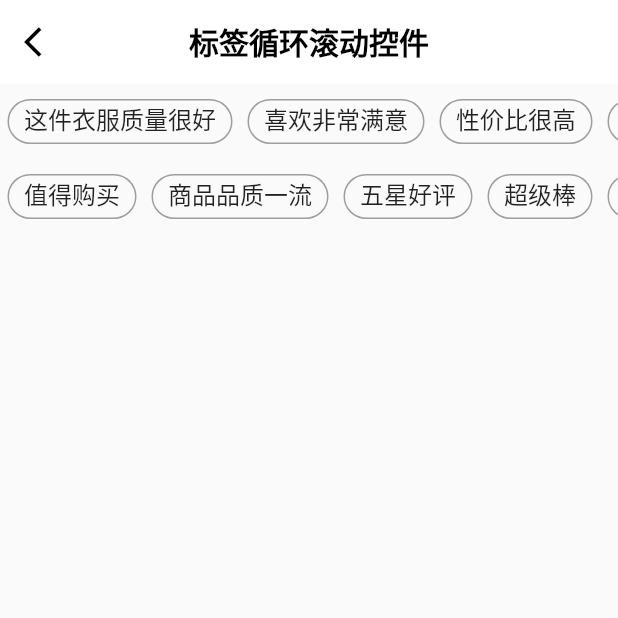
After one commit to yixiaolunhui/flutter_xy, a Flutter app: the LoopScrollPage screen opened directly, on a phone screen of 412 x 824 dp, the top half of it. The commit adds this screen. Run offline on Flutter 3.47's test engine with Material 2 defaults, Android fonts, the phone set to English and light mode, and no system bars; our stand-ins replace built_collection, flutter_screenutil, logger.

Commit message:
*新增标签循环滚动控件

```diff
--- a/lib/config/xy_data_config.dart
+++ b/lib/config/xy_data_config.dart
@@ -22,6 +22,7 @@ import '../xydemo/float/operate/float_operate_page.dart';
 import '../xydemo/flow/tag_flow_page.dart';
 import '../xydemo/image/image_switch_page.dart';
 import '../xydemo/lifecycle/lifecycle_page.dart';
+import '../xydemo/loop/loop_page.dart';
 import '../xydemo/num/num_anim_page.dart';
 import '../xydemo/search/record_page.dart';
 import '../xydemo/slider/divisions_slider_page.dart';
@@ -239,6 +240,17 @@ class UIGroupDataConfig {
         ));
       },
     ));
+    children.add(UIGroupInfo(
+      groupName: "标签循环滚动控件",
+      desc: "标签循环滚动控件",
+      onClick: (BuildContext context) {
+        Navigator.push(context, MaterialPageRoute(
+          builder: (BuildContext context) {
+            return const LoopScrollPage();
+          },
+        ));
+      },
+    ));
 
     return UIGroupInfo(
         groupName: "自定义Widget", children: children, isExpand: false);
--- /dev/null
+++ b/lib/xydemo/loop/loop_page.dart
@@ -0,0 +1,74 @@
+import 'package:flutter/material.dart';
+import 'package:flutter_xy/widgets/xy_app_bar.dart';
+
+import 'loop_scroll_widget.dart';
+
+class LoopScrollPage extends StatefulWidget {
+  const LoopScrollPage({Key? key}) : super(key: key);
+
+  @override
+  State<LoopScrollPage> createState() => _LoopScrollPageState();
+}
+
+class _LoopScrollPageState extends State<LoopScrollPage> {
+  @override
+  Widget build(BuildContext context) {
+    return Scaffold(
+      appBar: XYAppBar(
+        title: "标签循环滚动控件",
+        onBack: () {
+          Navigator.pop(context);
+        },
+      ),
+      body: Center(
+        child: LoopScrollWidget(
+          items: productReviews,
+          itemBuilder: (BuildContext context, int rowIndex, int index) {
+            return Container(
+              margin: const EdgeInsets.symmetric(horizontal: 5),
+              padding: const EdgeInsets.symmetric(horizontal: 10, vertical: 5),
+              decoration: BoxDecoration(
+                borderRadius: BorderRadius.circular(15),
+                border: Border.all(
+                  color: Colors.grey,
+                  width: 1,
+                ),
+              ),
+              child: Text(
+                productReviews[rowIndex][index],
+                style: const TextStyle(fontSize: 16, height: 1.1),
+              ),
+            );
+          },
+        ),
+      ),
+    );
+  }
+
+  final List<List<String>> productReviews = [
+    [
+      '这件衣服质量很好',
+      '喜欢非常满意',
+      '性价比很高',
+      '做工比较精细',
+      '包装精美',
+      '物超所值推荐',
+      '非常好用',
+      '款式非常漂亮',
+      '服务周到',
+      '物流迅速快',
+    ],
+    [
+      '值得购买',
+      '商品品质一流',
+      '五星好评',
+      '超级棒',
+      '价格实惠',
+      '收到货完美无缺',
+      '非常贴心',
+      '购物很满意',
+      '推荐购买',
+      '产品超出预期',
+    ],
+  ];
+}
--- /dev/null
+++ b/lib/xydemo/loop/loop_scroll_widget.dart
@@ -0,0 +1,98 @@
+import 'dart:async';
+
+import 'package:flutter/material.dart';
+
+class LoopScrollWidget extends StatefulWidget {
+  final List<List<dynamic>> items;
+  final double? rowHeight;
+  final Widget Function(BuildContext context, int rowIndex, int index)
+      itemBuilder;
+
+  const LoopScrollWidget({
+    Key? key,
+    this.rowHeight = 50,
+    required this.items,
+    required this.itemBuilder,
+  }) : super(key: key);
+
+  @override
+  LoopScrollWidgetState createState() => LoopScrollWidgetState();
+}
+
+class LoopScrollWidgetState extends State<LoopScrollWidget> {
+  late final List<ScrollController> _scrollControllers;
+  late final List<bool> _isScrollingList;
+  final double _scrollIncrement = 4.0;
+  final Duration _scrollDuration = const Duration(milliseconds: 50);
+  Timer? _scrollTimer;
+
+  @override
+  void initState() {
+    super.initState();
+    _scrollControllers =
+        List.generate(widget.items.length, (index) => ScrollController());
+    _isScrollingList = List.generate(widget.items.length, (index) => false);
+    WidgetsBinding.instance.addPostFrameCallback((_) {
+      _startAutoScroll();
+    });
+  }
+
+  @override
+  void dispose() {
+    _scrollTimer?.cancel();
+    for (var controller in _scrollControllers) {
+      controller.dispose();
+    }
+    super.dispose();
+  }
+
+  @override
+  Widget build(BuildContext context) {
+    return Column(
+      children: List.generate(widget.items.length, (rowIndex) {
+        return GestureDetector(
+          onPanDown: (_) => _isScrollingList[rowIndex] = true,
+          onPanEnd: (_) => _isScrollingList[rowIndex] = false,
+          onTapUp: (_) => _isScrollingList[rowIndex] = false,
+          child: NotificationListener<ScrollNotification>(
+            onNotification: (notification) {
+              if (notification is ScrollEndNotification) {
+                _isScrollingList[rowIndex] = false;
+              }
+              return false;
+            },
+            child: SizedBox(
+              height: widget.rowHeight,
+              child: ListView.builder(
+                controller: _scrollControllers[rowIndex],
+                physics: const BouncingScrollPhysics(),
+                scrollDirection: Axis.horizontal,
+                itemBuilder: (context, index) {
+                  final position = index % widget.items[rowIndex].length;
+                  return Row(
+                    children: [widget.itemBuilder(context, rowIndex, position)],
+                  );
+                },
+              ),
+            ),
+          ),
+        );
+      }),
+    );
+  }
+
+  void _startAutoScroll() {
+    _scrollTimer?.cancel();
+    _scrollTimer = Timer.periodic(_scrollDuration, (timer) {
+      for (var i = 0; i < _scrollControllers.length; i++) {
+        if (!_isScrollingList[i] && _scrollControllers[i].hasClients) {
+          _scrollControllers[i].animateTo(
+            _scrollControllers[i].offset + _scrollIncrement,
+            duration: _scrollDuration,
+            curve: Curves.linear,
+          );
+        }
+      }
+    });
+  }
+}
```
Also changed, not shown: 1 other file.
